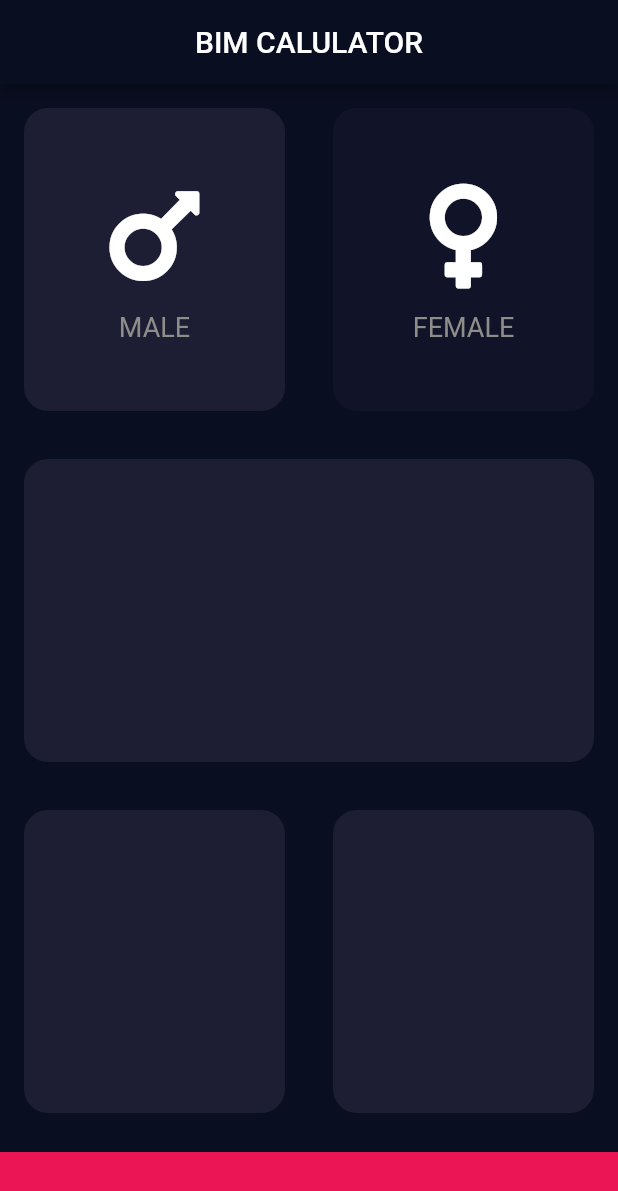
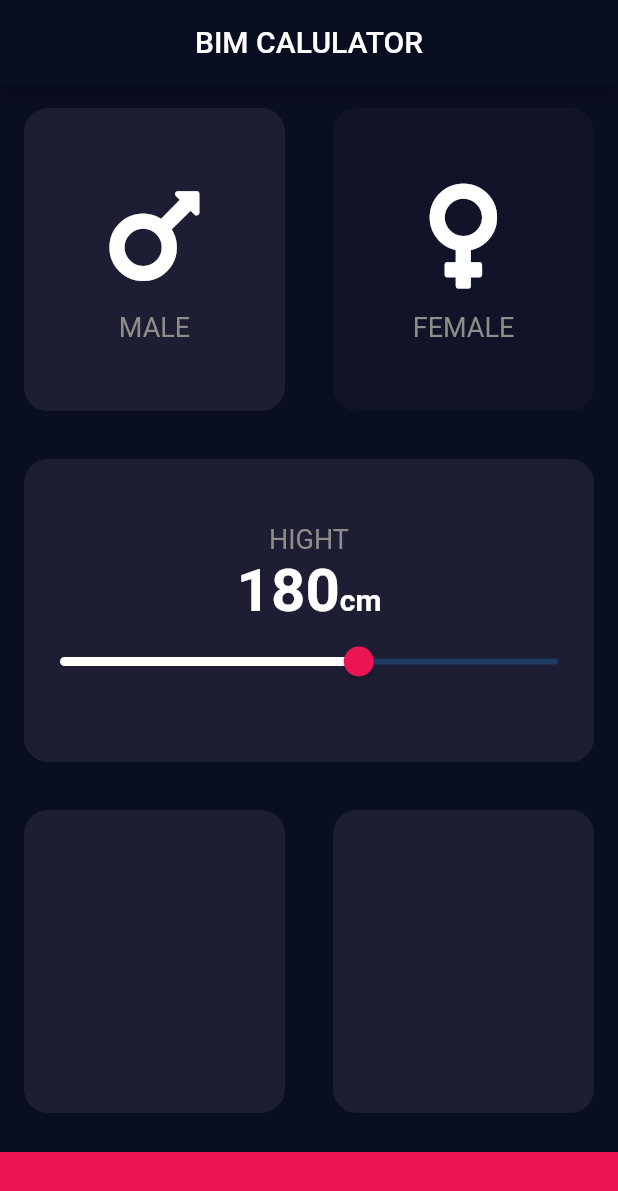
Before and after one commit to Nakhim/rec, a Flutter app: the screen it shows after launch, after a tap on "MALE", on a phone screen of 412 x 824 dp. Shown: the top 1191 px of the screen. Run offline on Flutter 3.47's test engine with Material 2 defaults, Android fonts, the phone set to English and light mode, and no system bars; our stand-ins replace font_awesome_flutter, rflutter_alert.

Commit message:
BIM Project

```diff
--- a/BMI_Calculator/bmi_calculator/lib/Input_Page.dart
+++ b/BMI_Calculator/bmi_calculator/lib/Input_Page.dart
@@ -8,29 +8,11 @@ class InputPage extends StatefulWidget {
   @override
   _InputPageState createState() => _InputPageState();
 }
+enum Gender {male,female}
 
 class _InputPageState extends State<InputPage> {
-  var maleColor = inactiveCardColor;
-  var femaleColor = inactiveCardColor;
-  void _updateColor(String gender){
-    if(gender == "male"){
-      if(maleColor == inactiveCardColor){
-        maleColor = activeCardColor;
-        femaleColor= inactiveCardColor;
-      }else {
-        maleColor = inactiveCardColor;
-      }
-    }
-
-    if(gender == "female"){
-      if(femaleColor == inactiveCardColor){
-        femaleColor = activeCardColor;
-        maleColor= inactiveCardColor;
-      }else {
-        femaleColor = inactiveCardColor;
-      }
-    }
-  }
+  Gender selectedGender;
+  int hight = 180;
   @override
   Widget build(BuildContext context) {
     return Scaffold(
@@ -40,6 +22,7 @@ class _InputPageState extends State<InputPage> {
       ),
       body: new SafeArea(
          child: new Column(
+           crossAxisAlignment: CrossAxisAlignment.stretch,
            children: <Widget>[
              new Expanded(
                  child: new Row(
@@ -48,11 +31,13 @@ class _InputPageState extends State<InputPage> {
                        child: GestureDetector(
                          onTap: (){
                            setState(() {
-                              _updateColor("male");
+                             selectedGender = Gender.male;
                            });
                          },
                          child: new ReusableCard(
-                             color: maleColor,
+                             color: selectedGender == Gender.male
+                                 ? activeCardColor
+                                 : inactiveCardColor,
                              childCard: IconContan(icon: FontAwesomeIcons.mars,label: "MALE",),
                          ),
                        ),
@@ -61,11 +46,13 @@ class _InputPageState extends State<InputPage> {
                        child: GestureDetector(
                          onTap: (){
                            setState(() {
-                             _updateColor("female");
+                           selectedGender = Gender.female;
                            });
                          },
                          child: new ReusableCard(
-                           color: femaleColor,
+                           color: selectedGender == Gender.female
+                           ? activeCardColor
+                           : inactiveCardColor,
                            childCard: IconContan(
                              icon: FontAwesomeIcons.venus,
                              label: "FEMALE",
@@ -78,6 +65,51 @@ class _InputPageState extends State<InputPage> {
              Expanded(
                child: new ReusableCard(
                    color: Color(0xFF1D1E33),
+                 childCard: Column(
+                   mainAxisAlignment: MainAxisAlignment.center,
+                   children: <Widget>[
+                     Text("HIGHT",style: new TextStyle(
+                         color: Color(0xFF8D8E89),
+                         fontSize: 18.0
+                     ),),
+                     Row(
+                       mainAxisAlignment: MainAxisAlignment.center,
+                       crossAxisAlignment: CrossAxisAlignment.baseline,
+                       textBaseline: TextBaseline.alphabetic,
+                       children: <Widget>[
+                         Text(
+                           hight.toString(),
+                           style: new TextStyle(
+                             fontSize: 40.0,
+                               fontWeight: FontWeight.bold
+                           ),
+                         ),
+                         Text("cm",style: TextStyle(
+                           fontSize: 20.0,
+                           fontWeight: FontWeight.bold
+                         ),)
+                       ],
+                     ),
+                     SliderTheme(
+                       data: SliderTheme.of(context).copyWith(
+                         activeTrackColor: Colors.white,
+                         thumbColor: Color(0xFFEB1555),
+                         overlayColor: Color(0x29EB1555) ,
+                         thumbShape: RoundSliderThumbShape(),
+                       ),
+                       child: Slider(
+                           value: hight.toDouble(),
+                           max: 220.0,
+                           min: 120.0,
+                           onChanged:(value){
+                            setState(() {
+                              hight = value.round();
+                            });
+                           }
+                       ),
+                     )
+                   ],
+                 ),
 
                ),
              ),
--- a/BMI_Calculator/bmi_calculator/lib/main.dart
+++ b/BMI_Calculator/bmi_calculator/lib/main.dart
@@ -2,7 +2,6 @@ import 'package:bmi_calculator/Input_Page.dart';
 import 'package:flutter/material.dart';
 
 void main() => runApp(BMICalculator());
-
 class BMICalculator extends StatelessWidget {
   @override
   Widget build(BuildContext context) {
```
